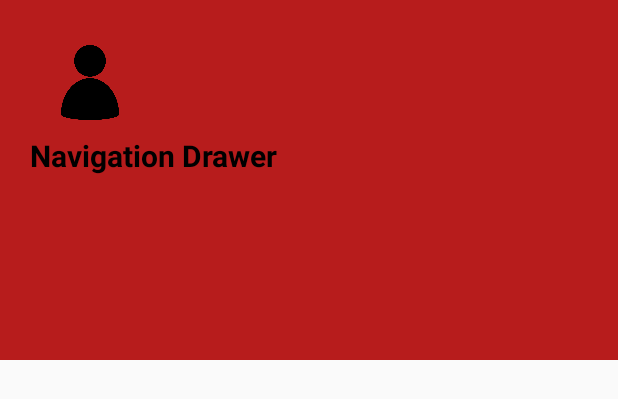
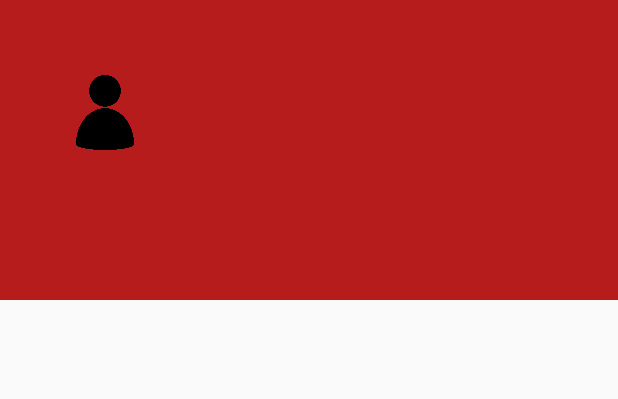
Before and after one commit to Pratishtha123/foodRunner, an Android app: the layout drawer_header.xml on its own in the app's theme, with its tools: preview values and no code run, on a phone screen of 412 x 824 dp. Shown: the top 399 px of the screen. Run offline under Robolectric (Android 15) with nearby library versions, the phone set to English and light mode, and no system bars; network calls fail.

Commit message:
Navigation Drawer Updated

```diff
--- a/app/src/main/res/layout/activity_main2_.xml
+++ b/app/src/main/res/layout/activity_main2_.xml
@@ -11,7 +11,8 @@
     <androidx.coordinatorlayout.widget.CoordinatorLayout
         android:layout_width="match_parent"
         android:layout_height="match_parent"
-        android:id="@+id/coordinateLayout">
+        android:id="@+id/coordinateLayout"
+        app:layout_scrollFlags="scroll|enterAlways">
 
         <com.google.android.material.appbar.AppBarLayout
             android:layout_width="match_parent"
@@ -40,9 +41,8 @@
 
     <com.google.android.material.navigation.NavigationView
         android:id="@+id/navigationView"
-        android:layout_width="match_parent"
+        android:layout_width="wrap_content"
         android:layout_height="match_parent"
-        app:headerLayout="@layout/drawer_header"
         app:menu="@menu/menu_drawer"
         android:layout_gravity="start"/>
 
--- a/app/src/main/res/layout/drawer_header.xml
+++ b/app/src/main/res/layout/drawer_header.xml
@@ -1,26 +1,40 @@
 <?xml version="1.0" encoding="utf-8"?>
-<LinearLayout
-    xmlns:android="http://schemas.android.com/apk/res/android" android:layout_width="match_parent"
-    android:layout_height="240dp"
-    android:background="#b71c1c"
+<RelativeLayout
+    xmlns:android="http://schemas.android.com/apk/res/android"
+    android:layout_width="match_parent"
+    android:layout_height="200dp"
+    android:background="@color/colorAccent"
     android:orientation="vertical">
 
     <ImageView
+        android:id="@+id/imgPerson"
         android:layout_width="80dp"
         android:layout_height="50dp"
         android:src="@drawable/navigation"
-        android:layout_marginTop="30dp"
-        android:layout_marginLeft="20dp"/>
+        android:layout_marginTop="50dp"
+        android:layout_marginLeft="30dp"/>
 
     <TextView
+        android:id="@+id/txtUserName"
         android:layout_width="wrap_content"
         android:layout_height="wrap_content"
-        android:text="Navigation Drawer"
         android:textSize="20sp"
         android:textColor="#000000"
         android:textStyle="bold"
-        android:layout_marginLeft="20dp"
-        android:layout_marginTop="10dp"/>
+        android:layout_below="@id/imgPerson"
+        android:layout_marginLeft="30dp"
+        android:layout_marginTop="20dp"/>
 
+    <TextView
+    android:id="@+id/txtPhoneNumber"
+    android:layout_width="wrap_content"
+    android:layout_height="wrap_content"
+    android:textSize="20sp"
+    android:textColor="#000000"
+    android:textStyle="bold"
+        android:layout_below="@id/txtUserName"
+    android:layout_marginLeft="30dp"
+        android:layout_marginBottom="20dp"
+    android:layout_marginTop="10dp"/>
 
-</LinearLayout>
+</RelativeLayout>
```
Also changed, not shown: app/src/main/java/activity/Main2_Activity.kt (+11 -0 lines), app/src/main/java/fragment/HomeFragment.kt (+4 -6 lines).
